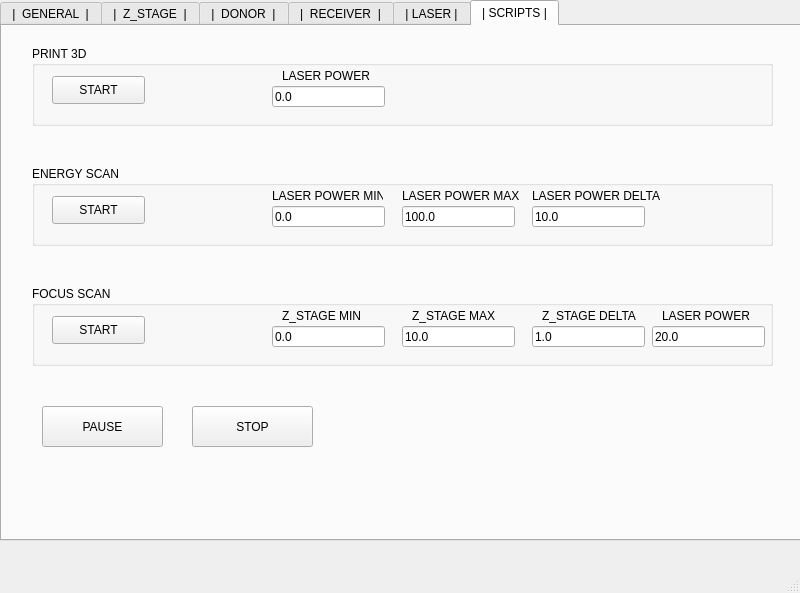
Old version of the form Qt_interface/LIFT_GUI.ui in the repository rp100057/UT_GUI.
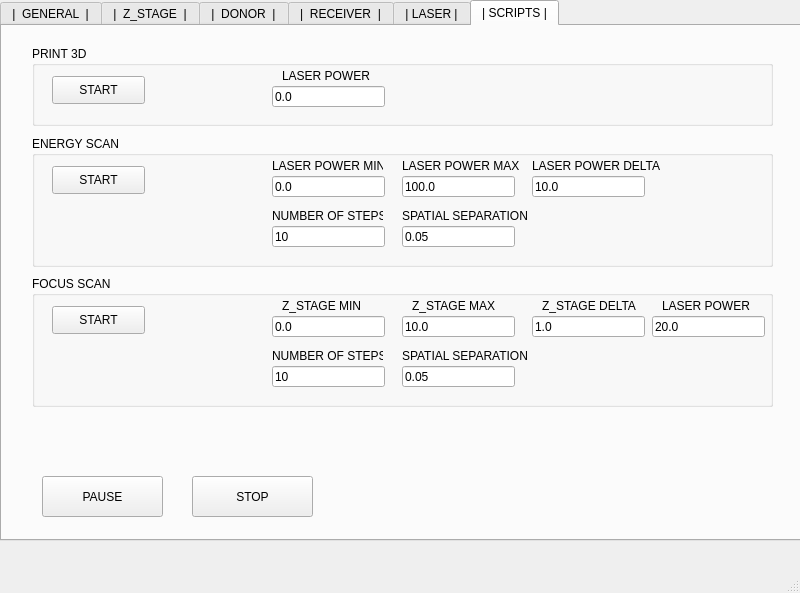
New version of the form. The open tabs and pages were chosen to show the change.

Commit message: added specs for super scans

What changed in the file:
```diff
--- a/Qt_interface/LIFT_GUI.ui
+++ b/Qt_interface/LIFT_GUI.ui
@@ -1048,9 +1048,9 @@
       <property name="geometry">
        <rect>
         <x>30</x>
-        <y>140</y>
+        <y>110</y>
         <width>741</width>
-        <height>80</height>
+        <height>131</height>
        </rect>
       </property>
       <property name="title">
@@ -1147,14 +1147,66 @@
         <string>LASER POWER DELTA</string>
        </property>
       </widget>
+      <widget class="QLabel" name="label_12">
+       <property name="geometry">
+        <rect>
+         <x>240</x>
+         <y>70</y>
+         <width>111</width>
+         <height>20</height>
+        </rect>
+       </property>
+       <property name="text">
+        <string>NUMBER OF STEPS</string>
+       </property>
+      </widget>
+      <widget class="QLineEdit" name="lineEdit_super_energy_number">
+       <property name="geometry">
+        <rect>
+         <x>240</x>
+         <y>90</y>
+         <width>113</width>
+         <height>21</height>
+        </rect>
+       </property>
+       <property name="text">
+        <string>10</string>
+       </property>
+      </widget>
+      <widget class="QLabel" name="label_13">
+       <property name="geometry">
+        <rect>
+         <x>370</x>
+         <y>70</y>
+         <width>131</width>
+         <height>20</height>
+        </rect>
+       </property>
+       <property name="text">
+        <string>SPATIAL SEPARATION</string>
+       </property>
+      </widget>
+      <widget class="QLineEdit" name="lineEdit_super_energy_spatial">
+       <property name="geometry">
+        <rect>
+         <x>370</x>
+         <y>90</y>
+         <width>113</width>
+         <height>21</height>
+        </rect>
+       </property>
+       <property name="text">
+        <string>0.05</string>
+       </property>
+      </widget>
      </widget>
      <widget class="QGroupBox" name="groupBox_scripts_print3D_3">
       <property name="geometry">
        <rect>
         <x>30</x>
-        <y>260</y>
+        <y>250</y>
         <width>741</width>
-        <height>80</height>
+        <height>131</height>
        </rect>
       </property>
       <property name="title">
@@ -1277,12 +1329,64 @@
         <string>LASER POWER</string>
        </property>
       </widget>
+      <widget class="QLineEdit" name="lineEdit_super_focus_number">
+       <property name="geometry">
+        <rect>
+         <x>240</x>
+         <y>90</y>
+         <width>113</width>
+         <height>21</height>
+        </rect>
+       </property>
+       <property name="text">
+        <string>10</string>
+       </property>
+      </widget>
+      <widget class="QLabel" name="label_14">
+       <property name="geometry">
+        <rect>
+         <x>370</x>
+         <y>70</y>
+         <width>131</width>
+         <height>20</height>
+        </rect>
+       </property>
+       <property name="text">
+        <string>SPATIAL SEPARATION</string>
+       </property>
+      </widget>
+      <widget class="QLineEdit" name="lineEdit_super_focus_spatial">
+       <property name="geometry">
+        <rect>
+         <x>370</x>
+         <y>90</y>
+         <width>113</width>
+         <height>21</height>
+        </rect>
+       </property>
+       <property name="text">
+        <string>0.05</string>
+       </property>
+      </widget>
+      <widget class="QLabel" name="label_15">
+       <property name="geometry">
+        <rect>
+         <x>240</x>
+         <y>70</y>
+         <width>111</width>
+         <height>20</height>
+        </rect>
+       </property>
+       <property name="text">
+        <string>NUMBER OF STEPS</string>
+       </property>
+      </widget>
      </widget>
      <widget class="QPushButton" name="pushButton_super_pause">
       <property name="geometry">
        <rect>
         <x>40</x>
-        <y>380</y>
+        <y>450</y>
         <width>121</width>
         <height>41</height>
        </rect>
@@ -1295,7 +1399,7 @@
       <property name="geometry">
        <rect>
         <x>190</x>
-        <y>380</y>
+        <y>450</y>
         <width>121</width>
         <height>41</height>
        </rect>
```
The commit also changes 8 other files.
